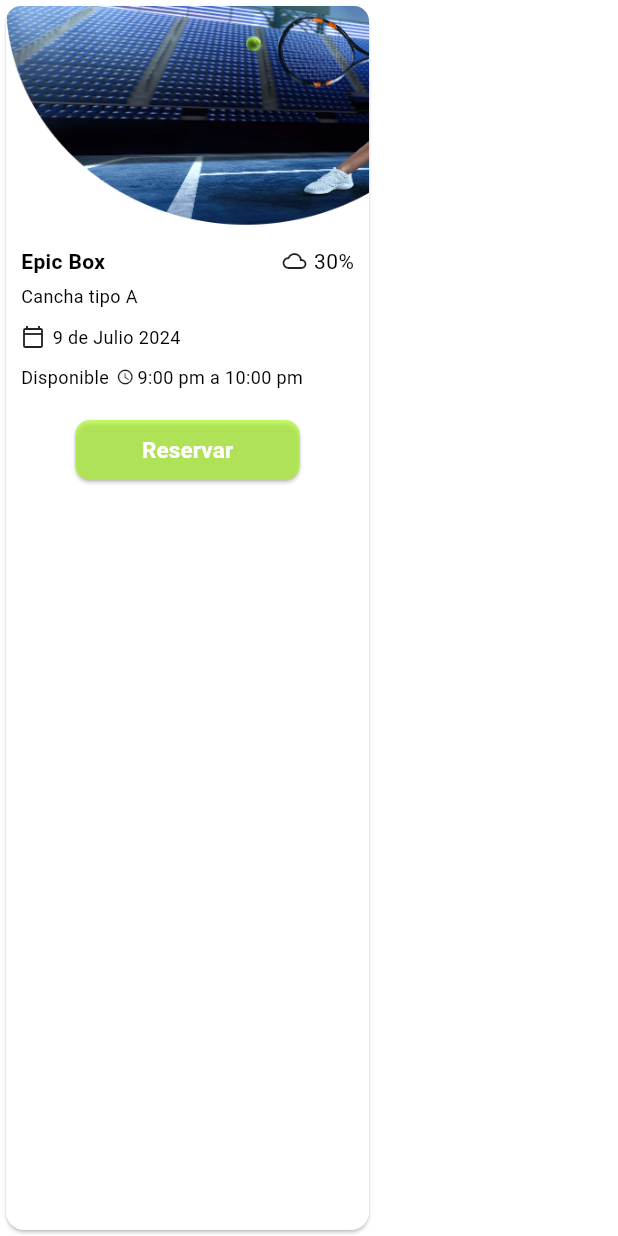
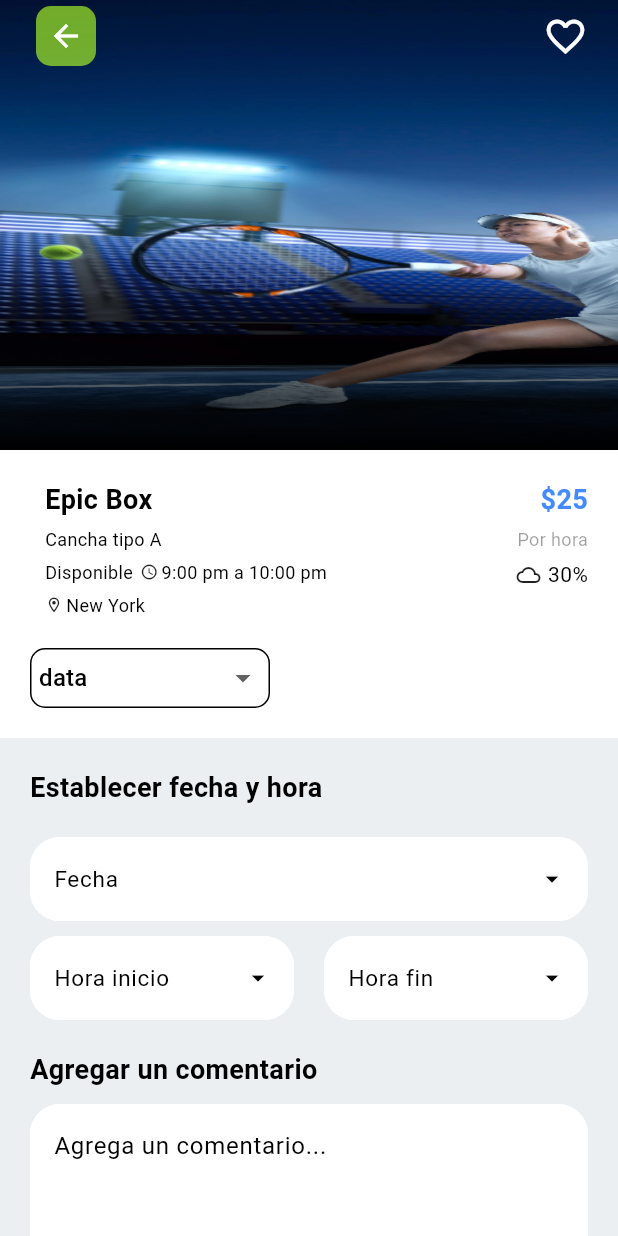
Before and after one commit to johanz97/tennis_app, a Flutter app: the CourtCard widget shown alone on an empty page, opened directly, after a tap on "Reservar", on a phone screen of 412 x 824 dp. Run offline on Flutter 3.47's test engine with Material 3 defaults, Android fonts, the phone set to English and light mode, and no system bars; drawn by our look-alikes of carousel_slider; our stand-ins replace dartz, datetime_picker_formfield_new, firebase_auth, firebase_core, go_router; accounts and stored records are empty.

Commit message:
Add: reserve page

```diff
--- a/lib/core/router.dart
+++ b/lib/core/router.dart
@@ -2,6 +2,7 @@ import 'package:go_router/go_router.dart';
 import 'package:tennis_app/presentation/authenticated/authenticated_page.dart';
 import 'package:tennis_app/presentation/authenticated/login_or_register_page.dart';
 import 'package:tennis_app/presentation/home/home_page.dart';
+import 'package:tennis_app/presentation/reserve_page.dart';
 
 final router = GoRouter(
   routes: [
@@ -23,5 +24,10 @@ final router = GoRouter(
       path: '/${HomePage.routeName}',
       builder: (context, state) => const HomePage(),
     ),
+    GoRoute(
+      name: ReservePage.routeName,
+      path: '/${ReservePage.routeName}',
+      builder: (context, state) => const ReservePage(),
+    ),
   ],
 );
--- a/lib/core/utils.dart
+++ b/lib/core/utils.dart
@@ -24,3 +24,37 @@ InputDecoration decoration({
     ),
   );
 }
+
+InputDecoration decorationDate({
+  required BuildContext context,
+  required String label,
+}) {
+  return InputDecoration(
+    labelText: label,
+    filled: true,
+    fillColor: Colors.white,
+    counter: const Offstage(),
+    suffixIcon: const Icon(Icons.arrow_drop_down, size: 20),
+    focusedBorder: OutlineInputBorder(
+      borderRadius: BorderRadius.circular(20),
+      borderSide: const BorderSide(color: Colors.white),
+    ),
+    enabledBorder: OutlineInputBorder(
+      borderRadius: BorderRadius.circular(20),
+      borderSide: const BorderSide(color: Colors.white),
+    ),
+    errorBorder: OutlineInputBorder(
+      borderRadius: BorderRadius.circular(20),
+      borderSide: const BorderSide(color: Colors.white),
+    ),
+    border: OutlineInputBorder(
+      borderRadius: BorderRadius.circular(20),
+      borderSide: const BorderSide(color: Colors.white),
+    ),
+    labelStyle: const TextStyle(
+      color: Colors.black,
+      fontWeight: FontWeight.w400,
+      fontSize: 15,
+    ),
+  );
+}
--- a/lib/core/widgets/court_card.dart
+++ b/lib/core/widgets/court_card.dart
@@ -1,5 +1,7 @@
 import 'package:flutter/material.dart';
+import 'package:go_router/go_router.dart';
 import 'package:tennis_app/core/widgets/btn_tennis.dart';
+import 'package:tennis_app/presentation/reserve_page.dart';
 
 class CourtCard extends StatelessWidget {
   const CourtCard({super.key});
@@ -88,7 +90,7 @@ class CourtCard extends StatelessWidget {
               ),
               child: BtnTennis(
                 text: 'Reservar',
-                onTap: () {},
+                onTap: () => context.pushNamed(ReservePage.routeName),
               ),
             ),
           ],
--- a/lib/presentation/home/home_page.dart
+++ b/lib/presentation/home/home_page.dart
@@ -3,6 +3,7 @@ import 'package:go_router/go_router.dart';
 import 'package:provider/provider.dart';
 import 'package:tennis_app/logic/authentication_provider.dart';
 import 'package:tennis_app/presentation/home/widgets/booking_body.dart';
+import 'package:tennis_app/presentation/home/widgets/favorite_body.dart';
 import 'package:tennis_app/presentation/home/widgets/home_body.dart';
 import 'package:tennis_app/services/firebase_service.dart';
 
@@ -111,7 +112,7 @@ class _HomePageWidgetState extends State<_HomePageWidget> {
           ? const HomeBody()
           : _selectedIndex == NavBarEnum.bookings
               ? const BookingBody()
-              : const Offstage(),
+              : const FavoriteBody(),
       bottomNavigationBar: SafeArea(
         child: Container(
           decoration: const BoxDecoration(
--- /dev/null
+++ b/lib/presentation/reserve_page.dart
@@ -0,0 +1,362 @@
+import 'package:carousel_slider/carousel_slider.dart';
+import 'package:datetime_picker_formfield_new/datetime_picker_formfield.dart';
+import 'package:flutter/material.dart';
+import 'package:go_router/go_router.dart';
+import 'package:intl/intl.dart';
+import 'package:tennis_app/core/utils.dart';
+import 'package:tennis_app/core/widgets/btn_icon_tennis.dart';
+import 'package:tennis_app/core/widgets/btn_tennis.dart';
+
+class ReservePage extends StatefulWidget {
+  const ReservePage({super.key});
+
+  static String routeName = 'reserve';
+
+  @override
+  State<ReservePage> createState() => _ReservePageState();
+}
+
+class _ReservePageState extends State<ReservePage> {
+  final _formKey = GlobalKey<FormState>();
+  final _dateController = TextEditingController();
+  final _initHourController = TextEditingController();
+  final _endHourController = TextEditingController();
+  final _textController = TextEditingController();
+  DateTime? _selectedDate;
+  DateTime? _selectedFirstTime;
+
+  @override
+  void dispose() {
+    _dateController.dispose();
+    _initHourController.dispose();
+    _endHourController.dispose();
+    _textController.dispose();
+    super.dispose();
+  }
+
+  @override
+  Widget build(BuildContext context) {
+    return Scaffold(
+      body: ListView(
+        padding: EdgeInsets.zero,
+        children: [
+          Stack(
+            children: [
+              CarouselSlider(
+                items: [
+                  Image.asset(
+                    'assets/images/authenticated_background.png',
+                    width: double.infinity,
+                    fit: BoxFit.fill,
+                  ),
+                ],
+                options: CarouselOptions(
+                  height: 300,
+                  autoPlay: true,
+                  viewportFraction: 1,
+                ),
+              ),
+              SafeArea(
+                child: Padding(
+                  padding: const EdgeInsets.symmetric(horizontal: 20),
+                  child: Row(
+                    mainAxisAlignment: MainAxisAlignment.spaceBetween,
+                    children: [
+                      BtnIconTennis(
+                        icon: Icons.arrow_back,
+                        onTap: context.pop,
+                      ),
+                      const Icon(
+                        Icons.favorite_border,
+                        size: 30,
+                        color: Colors.white,
+                      ),
+                    ],
+                  ),
+                ),
+              ),
+            ],
+          ),
+          Padding(
+            padding: const EdgeInsets.all(20),
+            child: Column(
+              crossAxisAlignment: CrossAxisAlignment.start,
+              children: [
+                const Row(
+                  crossAxisAlignment: CrossAxisAlignment.start,
+                  children: [
+                    SizedBox(width: 10),
+                    Expanded(
+                      child: Column(
+                        crossAxisAlignment: CrossAxisAlignment.start,
+                        children: [
+                          Text(
+                            'Epic Box',
+                            style: TextStyle(
+                              fontWeight: FontWeight.bold,
+                              fontSize: 18,
+                            ),
+                          ),
+                          SizedBox(height: 5),
+                          Text(
+                            'Cancha tipo A',
+                            style: TextStyle(fontSize: 12),
+                          ),
+                          SizedBox(height: 5),
+                          Row(
+                            children: [
+                              Text(
+                                'Disponible',
+                                style: TextStyle(fontSize: 12),
+                              ),
+                              SizedBox(width: 5),
+                              Icon(
+                                Icons.watch_later_outlined,
+                                size: 12,
+                              ),
+                              SizedBox(width: 2),
+                              Text(
+                                '9:00 pm a 10:00 pm',
+                                style: TextStyle(fontSize: 12),
+                              ),
+                            ],
+                          ),
+                          SizedBox(height: 5),
+                          Row(
+                            children: [
+                              Icon(
+                                Icons.location_on_outlined,
+                                size: 12,
+                              ),
+                              SizedBox(width: 2),
+                              Text(
+                                'New York',
+                                style: TextStyle(fontSize: 12),
+                              ),
+                            ],
+                          ),
+                        ],
+                      ),
+                    ),
+                    Column(
+                      crossAxisAlignment: CrossAxisAlignment.end,
+                      children: [
+                        Text(
+                          r'$25',
+                          style: TextStyle(
+                            color: Colors.blueAccent,
+                            fontWeight: FontWeight.bold,
+                            fontSize: 18,
+                          ),
+                        ),
+                        SizedBox(height: 5),
+                        Text(
+                          'Por hora',
+                          style: TextStyle(fontSize: 12, color: Colors.black38),
+                        ),
+                        SizedBox(height: 5),
+                        Row(
+                          children: [
+                            Icon(Icons.cloud_queue_rounded, size: 16),
+                            SizedBox(width: 5),
+                            Text('30%'),
+                          ],
+                        ),
+                      ],
+                    ),
+                  ],
+                ),
+                const SizedBox(height: 20),
+                Container(
+                  width: 160,
+                  height: 40,
+                  decoration: BoxDecoration(
+                    border: Border.all(),
+                    borderRadius: BorderRadius.circular(10),
+                  ),
+                  child: DropdownButton<String>(
+                    padding: const EdgeInsets.all(5),
+                    isExpanded: true,
+                    value: 'd',
+                    underline: const Offstage(),
+                    items: const [
+                      DropdownMenuItem(
+                        value: 'd',
+                        child: Text('data'),
+                      ),
+                      DropdownMenuItem(
+                        value: 'a',
+                        child: Text('data'),
+                      ),
+                      DropdownMenuItem(
+                        value: 'dat',
+                        child: Text('data'),
+                      ),
+                    ],
+                    onChanged: (value) {},
+                  ),
+                ),
+              ],
+            ),
+          ),
+          SafeArea(
+            top: false,
+            child: Container(
+              padding: const EdgeInsets.all(20),
+              color: Colors.blueGrey[50],
+              child: Form(
+                key: _formKey,
+                child: Column(
+                  crossAxisAlignment: CrossAxisAlignment.start,
+                  children: [
+                    const Text(
+                      'Establecer fecha y hora',
+                      style: TextStyle(
+                        fontWeight: FontWeight.bold,
+                        fontSize: 18,
+                      ),
+                    ),
+                    const SizedBox(height: 20),
+                    DateTimeField(
+                      controller: _dateController,
+                      format: DateFormat("yyyy-MM-dd"),
+                      decoration: decorationDate(
+                        context: context,
+                        label: 'Fecha',
+                      ),
+                      onChanged: (value) => setState(
+                        () => _selectedDate = value,
+                      ),
+                      validator: (value) {
+                        if (value == null) return 'Ingrese una fecha';
+
+                        return null;
+                      },
+                      onShowPicker: (context, currentValue) async {
+                        return showDatePicker(
+                          context: context,
+                          firstDate: DateTime(1900),
+                          initialDate: currentValue ?? DateTime.now(),
+                          lastDate: DateTime(2100),
+                        );
+                      },
+                    ),
+                    const SizedBox(height: 10),
+                    Row(
+                      children: [
+                        Flexible(
+                          child: DateTimeField(
+                            controller: _initHourController,
+                            format: DateFormat("HH:mm"),
+                            decoration: decorationDate(
+                              context: context,
+                              label: 'Hora inicio',
+                            ),
+                            onChanged: (value) => setState(
+                              () => _selectedFirstTime = value,
+                            ),
+                            validator: (value) {
+                              if (value == null) return 'Ingrese una hora';
+
+                              return null;
+                            },
+                            onShowPicker: (context, currentValue) async {
+                              if (_selectedDate == null) return null;
+                              final time = await showTimePicker(
+                                context: context,
+                                initialTime: TimeOfDay.fromDateTime(
+                                  currentValue ?? DateTime.now(),
+                                ),
+                              );
+                              return DateTimeField.combine(
+                                _selectedDate!,
+                                time,
+                              );
+                            },
+                          ),
+                        ),
+                        const SizedBox(width: 20),
+                        Flexible(
+                          child: DateTimeField(
+                            controller: _endHourController,
+                            format: DateFormat("HH:mm"),
+                            decoration: decorationDate(
+                              context: context,
+                              label: 'Hora fin',
+                            ),
+                            validator: (value) {
+                              if (value == null) return 'Ingrese una hora';
+
+                              return null;
+                            },
+                            onShowPicker: (context, currentValue) async {
+                              if (_selectedFirstTime == null) return null;
+                              final time = await showTimePicker(
+                                context: context,
+                                initialTime: TimeOfDay.fromDateTime(
+                                  _selectedFirstTime!,
+                                ),
+                              );
+                              return DateTimeField.combine(
+                                _selectedDate!,
+                                time,
+                              );
+                            },
+                          ),
+                        ),
+                      ],
+                    ),
+                    const SizedBox(height: 20),
+                    const Text(
+                      'Agregar un comentario',
+                      style: TextStyle(
+                        fontWeight: FontWeight.bold,
+                        fontSize: 18,
+                      ),
+                    ),
+                    const SizedBox(height: 10),
+                    TextFormField(
+                      controller: _textController,
+                      maxLines: 4,
+                      decoration: InputDecoration(
+                        filled: true,
+                        fillColor: Colors.white,
+                        counter: const Offstage(),
+                        hintText: 'Agrega un comentario...',
+                        focusedBorder: OutlineInputBorder(
+                          borderRadius: BorderRadius.circular(20),
+                          borderSide: const BorderSide(color: Colors.white),
+                        ),
+                        enabledBorder: OutlineInputBorder(
+                          borderRadius: BorderRadius.circular(20),
+                          borderSide: const BorderSide(color: Colors.white),
+                        ),
+                        errorBorder: OutlineInputBorder(
+                          borderRadius: BorderRadius.circular(20),
+                          borderSide: const BorderSide(color: Colors.white),
+                        ),
+                        border: OutlineInputBorder(
+                          borderRadius: BorderRadius.circular(20),
+                          borderSide: const BorderSide(color: Colors.white),
+                        ),
+                      ),
+                    ),
+                    const SizedBox(height: 20),
+                    BtnTennis(
+                      text: 'Reservar',
+                      onTap: () {
+                        FocusManager.instance.primaryFocus?.unfocus();
+                        if (!_formKey.currentState!.validate()) return;
+                      },
+                    ),
+                    const SizedBox(height: 10),
+                  ],
+                ),
+              ),
+            ),
+          ),
+        ],
+      ),
+    );
+  }
+}
--- a/pubspec.yaml
+++ b/pubspec.yaml
@@ -7,13 +7,16 @@ environment:
   sdk: '>=3.4.4 <4.0.0'
 
 dependencies:
+  carousel_slider: ^4.2.1
   cupertino_icons: ^1.0.6
+  datetime_picker_formfield_new: ^2.1.0
   dartz: ^0.10.1
   firebase_auth: ^5.1.2
   firebase_core: ^3.2.0
   flutter:
     sdk: flutter
   go_router: ^14.2.1
+  intl: ^0.19.0
   provider: ^6.1.2
   very_good_analysis: ^6.0.0
 
```
Also changed, not shown: lib/core/widgets/booking_card.dart (+22 -3 lines), lib/core/widgets/favorite_card.dart (added, +42 -0 lines), lib/models/court_model.dart (added, +17 -0 lines), lib/presentation/home/widgets/favorite_body.dart (added, +40 -0 lines), pubspec.lock.
